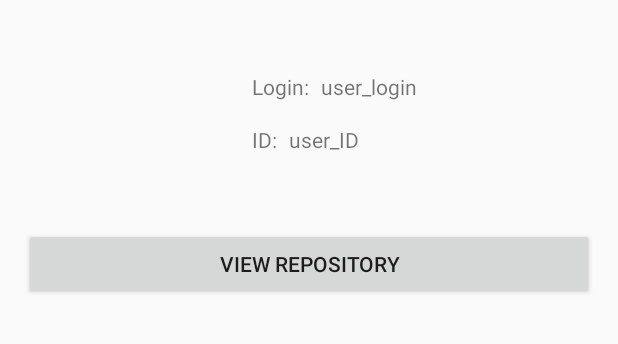
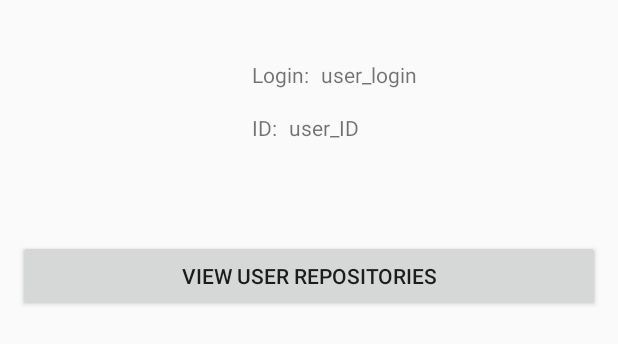
Before and after one commit to jeksonshar/AccountGitHub, an Android app: the layout fragment_acc_github.xml on its own in the app's theme, with its tools: preview values and no code run, on a phone screen of 412 x 824 dp. Shown: the top 344 px of the screen. Run offline under Robolectric (Android 15) with nearby library versions, the phone set to English and light mode, and no system bars.

Commit message:
added permission Internet, worked OkHttp response and open repositories by Android browser

```diff
--- a/app/src/main/AndroidManifest.xml
+++ b/app/src/main/AndroidManifest.xml
@@ -1,6 +1,8 @@
 <?xml version="1.0" encoding="utf-8"?>
 <manifest xmlns:android="http://schemas.android.com/apk/res/android"
     package="com.jeksonshar.accgithub">
+
+    <uses-permission android:name="android.permission.INTERNET"/>
 
     <application
         android:allowBackup="true"
--- a/app/src/main/java/com/jeksonshar/accgithub/AccGitHuber.java
+++ b/app/src/main/java/com/jeksonshar/accgithub/AccGitHuber.java
@@ -8,10 +8,6 @@ public class AccGitHuber {
 
     @SerializedName("avatar_url")
     private String avatarUrl;
-
-    public AccGitHuber(String userLogin) {
-        this.login = userLogin;
-    }
 
     public long getId() {
         return id;
--- a/app/src/main/res/layout/fragment_acc_github.xml
+++ b/app/src/main/res/layout/fragment_acc_github.xml
@@ -5,16 +5,16 @@
     android:layout_width="match_parent"
     android:layout_height="match_parent"
     android:orientation="vertical"
-    android:layout_margin="16dp">
+    android:layout_margin="8dp">
 
     <LinearLayout
         android:layout_width="match_parent"
-        android:layout_height="120dp"
+        android:layout_height="144dp"
         android:orientation="horizontal">
 
         <ImageView
             android:id="@+id/user_avatar_view"
-            android:layout_width="120dp"
+            android:layout_width="128dp"
             android:layout_height="match_parent"
             android:layout_margin="8dp"/>
 
@@ -56,8 +56,8 @@
                     android:paddingLeft="8dp"
                     tools:text="user_ID"/>
             </LinearLayout>
+        </LinearLayout>
 
-        </LinearLayout>
 
     </LinearLayout>
 
@@ -66,6 +66,8 @@
         android:text="@string/view_repository_button"
         android:layout_width="match_parent"
         android:layout_height="wrap_content"
-        android:layout_marginTop="16dp"/>
+        android:layout_marginTop="8dp"
+        android:layout_marginLeft="4dp"
+        android:layout_marginRight="4dp"/>
 
 </LinearLayout>
--- a/app/src/main/res/values/strings.xml
+++ b/app/src/main/res/values/strings.xml
@@ -4,7 +4,7 @@
     <string name="retrofit">Retrofit</string>
     <string name="login">Login: </string>
     <string name="ID">ID:</string>
-    <string name="view_repository_button">View Repository</string>
+    <string name="view_repository_button">View User Repositories</string>
 
     <!-- TODO: Remove or change this placeholder text -->
     <string name="hello_blank_fragment">Hello blank fragment</string>
```
Also changed, not shown: app/src/main/java/com/jeksonshar/accgithub/AccGitHubFragment.java (+51 -21 lines), app/src/main/java/com/jeksonshar/accgithub/ChoiceFragment.java (+2 -27 lines).
